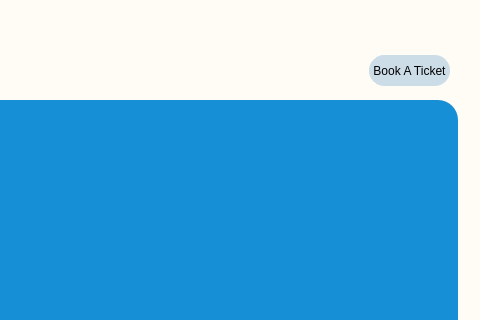
This is Ui_Files/movies.ui in edejeed/Movie-Ticketing as Qt 5 draws it before an edit; both pictures show x 381 to 861 and y 0 to 320 of the 861 by 750 pixel window. The edited form follows.
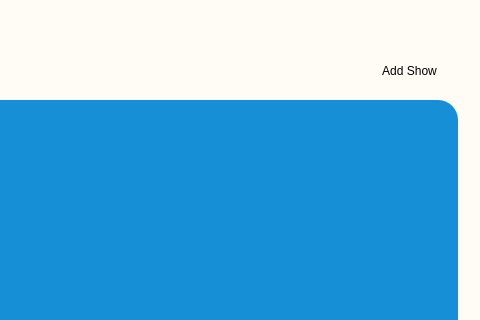
This is the edited form. Icons and pictures are not drawn.

```diff
--- a/Ui_Files/movies.ui
+++ b/Ui_Files/movies.ui
@@ -417,9 +417,9 @@
     <widget class="QPushButton" name="addTicket">
      <property name="geometry">
       <rect>
-       <x>460</x>
+       <x>580</x>
        <y>50</y>
-       <width>41</width>
+       <width>101</width>
        <height>41</height>
       </rect>
      </property>
@@ -437,7 +437,7 @@
 }</string>
      </property>
      <property name="text">
-      <string/>
+      <string>Add Show</string>
      </property>
      <property name="icon">
       <iconset>
@@ -628,43 +628,6 @@
       <bool>true</bool>
      </property>
     </widget>
-    <widget class="QPushButton" name="bookTicket">
-     <property name="geometry">
-      <rect>
-       <x>590</x>
-       <y>55</y>
-       <width>81</width>
-       <height>31</height>
-      </rect>
-     </property>
-     <property name="cursor">
-      <cursorShape>PointingHandCursor</cursorShape>
-     </property>
-     <property name="styleSheet">
-      <string notr="true">#bookTicket{
-background-color: #ccdde8;
-border: 1px solid #ccdde8;
-border-radius: 15px;
-}
-
-#bookTicket:hover{
-background-color: white;
-border: 1px solid sky blue;
-}</string>
-     </property>
-     <property name="text">
-      <string>Book A Ticket</string>
-     </property>
-     <property name="iconSize">
-      <size>
-       <width>30</width>
-       <height>30</height>
-      </size>
-     </property>
-     <property name="flat">
-      <bool>true</bool>
-     </property>
-    </widget>
     <widget class="QPushButton" name="next">
      <property name="geometry">
       <rect>
```
Left out of the diff: 81 changed lines with no effect on the pictures.
